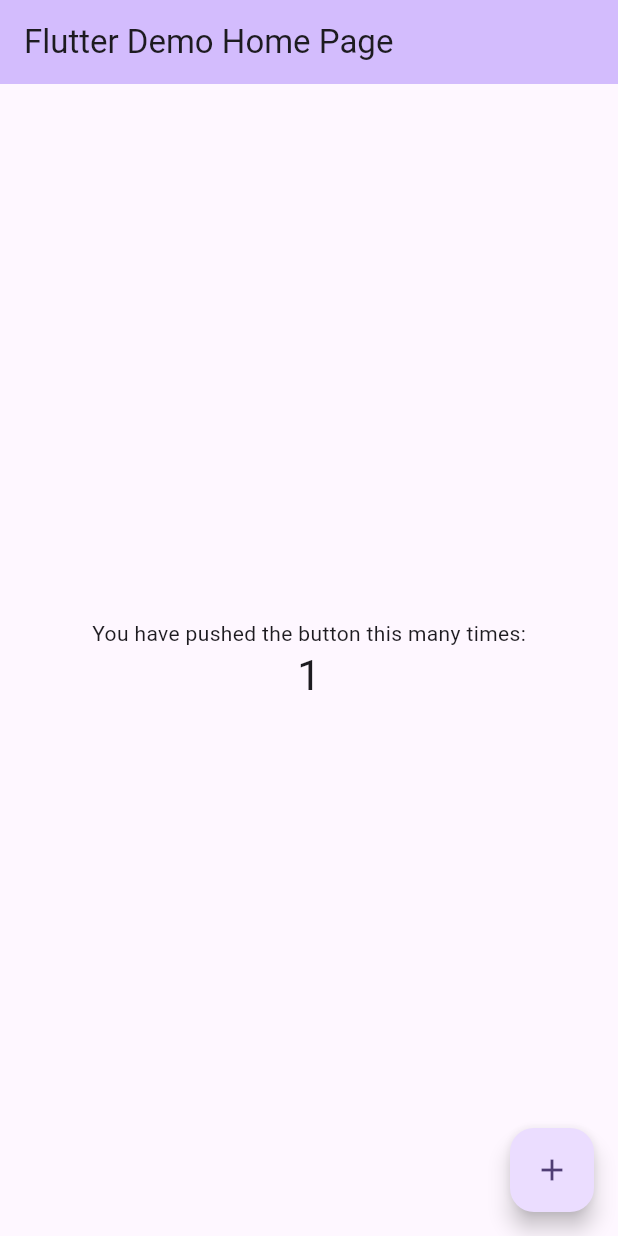
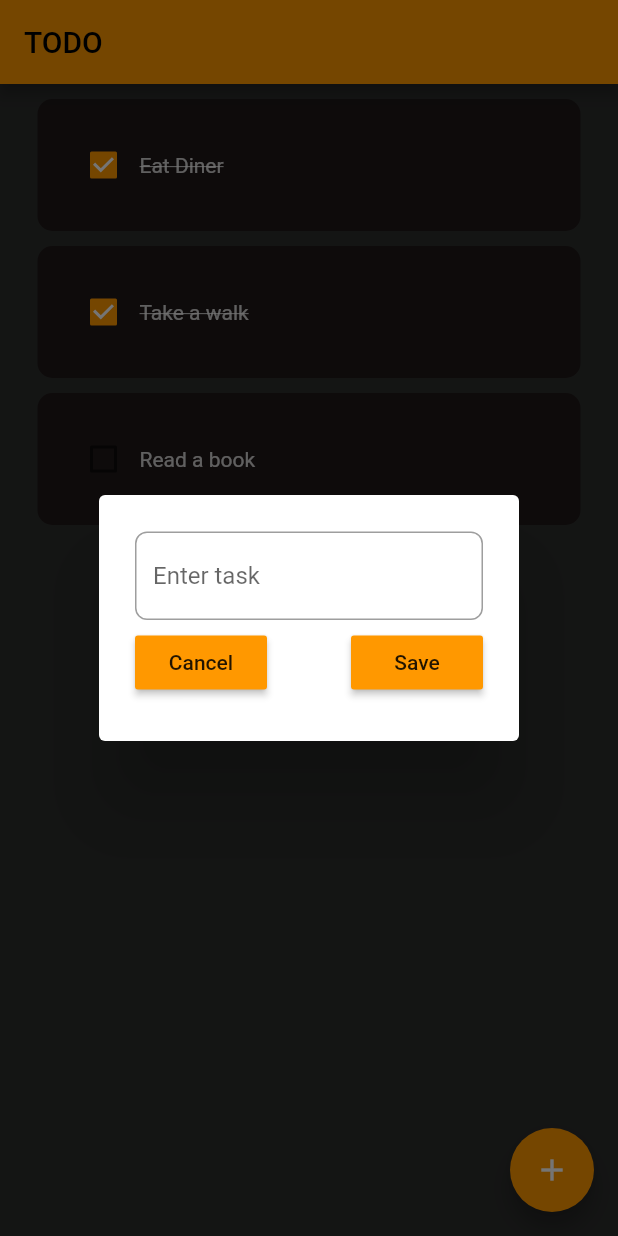
Before and after one commit to Odinga96/flutter, a Flutter app: the screen it shows after launch, after a tap on the "add" icon, on a phone screen of 412 x 824 dp. Run offline on Flutter 3.47's test engine with Material 2 defaults, Android fonts, the phone set to English and light mode, and no system bars; drawn by our look-alikes of flutter_slidable; our stand-ins replace audioplayers, hive, hive_flutter; accounts and stored records are empty.

Commit message:
Add Tasks and mark as complet

```diff
--- /dev/null
+++ b/todo/lib/components/dialog_box.dart
@@ -0,0 +1,45 @@
+import 'package:flutter/material.dart';
+import 'package:todo/components/my_botton.dart';
+
+// ignore: must_be_immutable
+class DialogBox extends StatelessWidget {
+
+   DialogBox({super.key, required this.controller, required this.onCancel, required this.onSave});
+
+  VoidCallback onSave;
+  VoidCallback onCancel;
+
+  final controller;
+
+  @override
+  Widget build(BuildContext context) {
+    return AlertDialog(
+      backgroundColor: Colors.white,
+      content: Container(
+        height: 120,
+        child: Column(
+          mainAxisAlignment: MainAxisAlignment.spaceEvenly,
+          children: [
+            TextField(
+              controller: controller,
+              decoration: InputDecoration(
+                border: OutlineInputBorder(
+                  borderRadius: BorderRadius.circular(8)
+                ),
+                hintText: 'Enter task'
+              ),
+            ),
+            Row(
+              mainAxisAlignment: MainAxisAlignment.spaceBetween,
+
+              children: [
+                MyButton(name: 'Cancel', onPressed: onCancel),
+                MyButton(name: 'Save', onPressed: onSave,)
+              ],
+            )
+          ],
+        ),
+      ),
+    );
+  }
+}
--- /dev/null
+++ b/todo/lib/components/my_botton.dart
@@ -0,0 +1,19 @@
+import 'package:flutter/material.dart';
+
+class MyButton extends StatelessWidget {
+
+  final String name;
+  final VoidCallback onPressed;
+
+
+   const MyButton({super.key, required this.name, required this.onPressed});
+
+  @override
+  Widget build(BuildContext context) {
+    return MaterialButton(
+      onPressed: onPressed,
+      child: Text(name),
+      color: Theme.of(context).primaryColor,
+    );
+  }
+}
--- /dev/null
+++ b/todo/lib/components/todo_tile.dart
@@ -0,0 +1,67 @@
+import 'package:flutter/material.dart';
+import 'package:flutter_slidable/flutter_slidable.dart';
+import 'package:todo/models/task.dart';
+
+// ignore: must_be_immutable
+class TodoItem extends StatelessWidget {
+
+  final Task task;
+  Function(bool?)? onChanged;
+  Function(BuildContext) deleteTask;
+
+   TodoItem({
+    super.key,
+    required this.task,
+    required this.onChanged,
+    required this.deleteTask
+    });
+
+  @override
+  Widget build(BuildContext context) {
+    return Padding(
+      padding: const EdgeInsets.only(left: 25, right: 25, top: 10),
+      child: Slidable(
+
+        endActionPane: ActionPane(
+          motion: const StretchMotion(),
+          children: [
+            SlidableAction(
+              onPressed: deleteTask,
+              icon: Icons.delete,
+              backgroundColor: Colors.white,
+              foregroundColor: Colors.red,
+              padding: EdgeInsets.only(left: 10),
+              borderRadius: const BorderRadius.only(
+                bottomRight: Radius.circular(8),
+                topRight: Radius.circular(8)
+                ),
+              )
+          ]
+          ),
+        child: Container(
+          padding: const EdgeInsets.all(20),
+          decoration: BoxDecoration(
+            color: const Color.fromARGB(255, 30, 24, 24),
+            borderRadius: BorderRadius.circular(10)
+            ),
+
+          child: Row(
+            children: [
+              Checkbox(
+                value: task.done,
+                onChanged: onChanged,
+                ),
+              Text(
+                task.name,
+                style:  TextStyle(
+                  color: const Color.fromRGBO(255, 255, 255, .8),
+                  decoration: task.done? TextDecoration.lineThrough: TextDecoration.none
+                ),
+                ),
+            ],
+          ),
+        ),
+      ),
+    );
+  }
+}
--- /dev/null
+++ b/todo/lib/db/database.dart
@@ -0,0 +1,59 @@
+import 'package:hive/hive.dart';
+
+import '../models/task.dart';
+
+class Databse {
+
+  var _box = Hive.box("todo");
+
+   List<Task> tasks=[];
+
+
+
+  void init() {
+    if(_box.get("todo") == null) {
+      tasks = [
+        Task("Eat Diner", true),
+        Task("Take a walk", true),
+        Task("Read a book", false)
+      ];
+
+     updateData();
+    }else{
+      _loadData();
+    }
+  }
+
+
+  void _loadData(){
+    var todo = _box.get("todo");
+
+    tasks = convertToTask(todo);
+
+  }
+
+  void updateData() {
+      _box.put("todo", _convertTaskToLiteral());
+  }
+
+   List<Map<String, dynamic>> _convertTaskToLiteral() {
+     return tasks.map((task) {
+      return {
+       'name': task.name,
+       'done': task.done,
+     };
+    }).toList();
+   }
+
+   List<Task> convertToTask(List<dynamic> todo){
+    return todo.map((todo) {
+      return Task(
+        todo['name'],
+        todo['done'],
+      );
+    }).toList();
+   }
+
+
+
+}
--- /dev/null
+++ b/todo/lib/db/task_adapter.dart
@@ -0,0 +1,22 @@
+import 'package:hive/hive.dart';
+
+import '../models/task.dart';
+
+class TaskAdapter extends TypeAdapter<Task> {
+  @override
+  final typeId = 0; // Unique identifier for your type
+
+  @override
+  Task read(BinaryReader reader) {
+    return Task(
+      reader.readString(),
+      reader.readBool(),
+    );
+  }
+
+  @override
+  void write(BinaryWriter writer, Task obj) {
+    writer.writeString(obj.name);
+    writer.writeBool(obj.done);
+  }
+}
--- a/todo/lib/main.dart
+++ b/todo/lib/main.dart
@@ -1,6 +1,16 @@
 import 'package:flutter/material.dart';
+import 'package:hive_flutter/hive_flutter.dart';
+import 'package:todo/screens/home_page.dart';
 
-void main() {
+import 'db/task_adapter.dart';
+
+void main() async{
+  await Hive.initFlutter();
+
+  Hive.registerAdapter(TaskAdapter());
+
+ var box = await Hive.openBox('todo');
+
   runApp(const MyApp());
 }
 
@@ -10,116 +20,12 @@ class MyApp extends StatelessWidget {
   // This widget is the root of your application.
   @override
   Widget build(BuildContext context) {
-    return MaterialApp(
-      title: 'Flutter Demo',
-      theme: ThemeData(
-        // This is the theme of your application.
-        //
-        // TRY THIS: Try running your application with "flutter run". You'll see
-        // the application has a blue toolbar. Then, without quitting the app,
-        // try changing the seedColor in the colorScheme below to Colors.green
-        // and then invoke "hot reload" (save your changes or press the "hot
-        // reload" button in a Flutter-supported IDE, or press "r" if you used
-        // the command line to start the app).
-        //
-        // Notice that the counter didn't reset back to zero; the application
-        // state is not lost during the reload. To reset the state, use hot
-        // restart instead.
-        //
-        // This works for code too, not just values: Most code changes can be
-        // tested with just a hot reload.
-        colorScheme: ColorScheme.fromSeed(seedColor: Colors.deepPurple),
-        useMaterial3: true,
-      ),
-      home: const MyHomePage(title: 'Flutter Demo Home Page'),
+
+    return  MaterialApp(
+      debugShowCheckedModeBanner: false,
+      home:  const MyHomePage(title: 'TODO'),
+      theme:  ThemeData(primarySwatch:  Colors.orange),
     );
+
   }
 }
-
-class MyHomePage extends StatefulWidget {
-  const MyHomePage({super.key, required this.title});
-
-  // This widget is the home page of your application. It is stateful, meaning
-  // that it has a State object (defined below) that contains fields that affect
-  // how it looks.
-
-  // This class is the configuration for the state. It holds the values (in this
-  // case the title) provided by the parent (in this case the App widget) and
-  // used by the build method of the State. Fields in a Widget subclass are
-  // always marked "final".
-
-  final String title;
-
-  @override
-  State<MyHomePage> createState() => _MyHomePageState();
-}
-
-class _MyHomePageState extends State<MyHomePage> {
-  int _counter = 0;
-
-  void _incrementCounter() {
-    setState(() {
-      // This call to setState tells the Flutter framework that something has
-      // changed in this State, which causes it to rerun the build method below
-      // so that the display can reflect the updated values. If we changed
-      // _counter without calling setState(), then the build method would not be
-      // called again, and so nothing would appear to happen.
-      _counter++;
-    });
-  }
-
-  @override
-  Widget build(BuildContext context) {
-    // This method is rerun every time setState is called, for instance as done
-    // by the _incrementCounter method above.
-    //
-    // The Flutter framework has been optimized to make rerunning build methods
-    // fast, so that you can just rebuild anything that needs updating rather
-    // than having to individually change instances of widgets.
-    return Scaffold(
-      appBar: AppBar(
-        // TRY THIS: Try changing the color here to a specific color (to
-        // Colors.amber, perhaps?) and trigger a hot reload to see the AppBar
-        // change color while the other colors stay the same.
-        backgroundColor: Theme.of(context).colorScheme.inversePrimary,
-        // Here we take the value from the MyHomePage object that was created by
-        // the App.build method, and use it to set our appbar title.
-        title: Text(widget.title),
-      ),
-      body: Center(
-        // Center is a layout widget. It takes a single child and positions it
-        // in the middle of the parent.
-        child: Column(
-          // Column is also a layout widget. It takes a list of children and
-          // arranges them vertically. By default, it sizes itself to fit its
-          // children horizontally, and tries to be as tall as its parent.
-          //
-          // Column has various properties to control how it sizes itself and
-          // how it positions its children. Here we use mainAxisAlignment to
-          // center the children vertically; the main axis here is the vertical
-          // axis because Columns are vertical (the cross axis would be
-          // horizontal).
-          //
-          // TRY THIS: Invoke "debug painting" (choose the "Toggle Debug Paint"
-          // action in the IDE, or press "p" in the console), to see the
-          // wireframe for each widget.
-          mainAxisAlignment: MainAxisAlignment.center,
-          children: <Widget>[
-            const Text(
-              'You have pushed the button this many times:',
-            ),
-            Text(
-              '$_counter',
-              style: Theme.of(context).textTheme.headlineMedium,
-            ),
-          ],
-        ),
-      ),
-      floatingActionButton: FloatingActionButton(
-        onPressed: _incrementCounter,
-        tooltip: 'Increment',
-        child: const Icon(Icons.add),
-      ), // This trailing comma makes auto-formatting nicer for build methods.
-    );
-  }
-}
--- /dev/null
+++ b/todo/lib/models/task.dart
@@ -0,0 +1,7 @@
+class Task {
+   String name;
+  bool done;
+
+  Task(this.name, this.done);
+
+}
--- /dev/null
+++ b/todo/lib/screens/home_page.dart
@@ -0,0 +1,97 @@
+import 'package:flutter/material.dart';
+import 'package:hive/hive.dart';
+import 'package:todo/components/dialog_box.dart';
+import 'package:todo/db/database.dart';
+import 'package:todo/models/task.dart';
+
+import '../components/todo_tile.dart';
+
+class MyHomePage extends StatefulWidget {
+  const MyHomePage({super.key, required this.title});
+  final String title;
+
+  @override
+  State<MyHomePage> createState() => _MyHomePageState();
+}
+
+class _MyHomePageState extends State<MyHomePage> {
+  Databse db = Databse();
+
+  final _controller = TextEditingController();
+
+
+  @override
+  void initState() {
+    db.init();
+    super.initState();
+  }
+
+
+  //createTas
+  void saveTaask (){
+    setState(() {
+      db.tasks.add(Task(_controller.text, false));
+      db.updateData();
+
+      _controller.clear();
+    });
+    Navigator.of(context).pop();
+  }
+
+  void deleteTask(int index) {
+    setState(() {
+      db.tasks.removeAt(index);
+      db.updateData();
+    });
+  }
+
+  //On tapped
+  void checkBoxChanged(bool? value, int index){
+    setState(() {
+      db.tasks[index].done = !db.tasks[index].done;
+      db.updateData();
+    });
+
+  }
+
+  void _addTask() {
+   showDialog(
+    context: context,
+    builder: (context) {
+      return DialogBox(
+        controller: _controller,
+        onCancel: () => Navigator.of(context).pop(),
+        onSave: saveTaask,
+        );
+  }
+  );
+
+  }
+
+  @override
+  Widget build(BuildContext context) {
+    return Scaffold(
+      backgroundColor: Color.fromARGB(255, 44, 45, 44),
+      appBar: AppBar(
+        title: Text(widget.title),
+      ),
+      floatingActionButton: FloatingActionButton(
+        onPressed: _addTask,
+        child: const Icon(
+          Icons.add,
+          color: Colors.white,
+          ),
+        ),
+      body: ListView.builder(
+        itemCount: db.tasks.length,
+        itemBuilder: (context, index) {
+          return TodoItem(
+            task: db.tasks[index],
+            onChanged: (value) => checkBoxChanged(value, index),
+            deleteTask: (value) => deleteTask(index),
+          );
+        },
+        )
+    );
+  }
+}
--- a/todo/pubspec.yaml
+++ b/todo/pubspec.yaml
@@ -35,8 +35,14 @@ dependencies:
   # The following adds the Cupertino Icons font to your application.
   # Use with the CupertinoIcons class for iOS style icons.
   cupertino_icons: ^1.0.2
+  flutter_slidable: ^1.2.0
+  hive: ^2.2.3
+  hive_flutter: ^1.1.0
 
 dev_dependencies:
+  hive: ^2.2.3
+  hive_flutter: ^1.1.0
+
   flutter_test:
     sdk: flutter
 
```
Also changed, not shown: todo/pubspec.lock, 10 other files.
